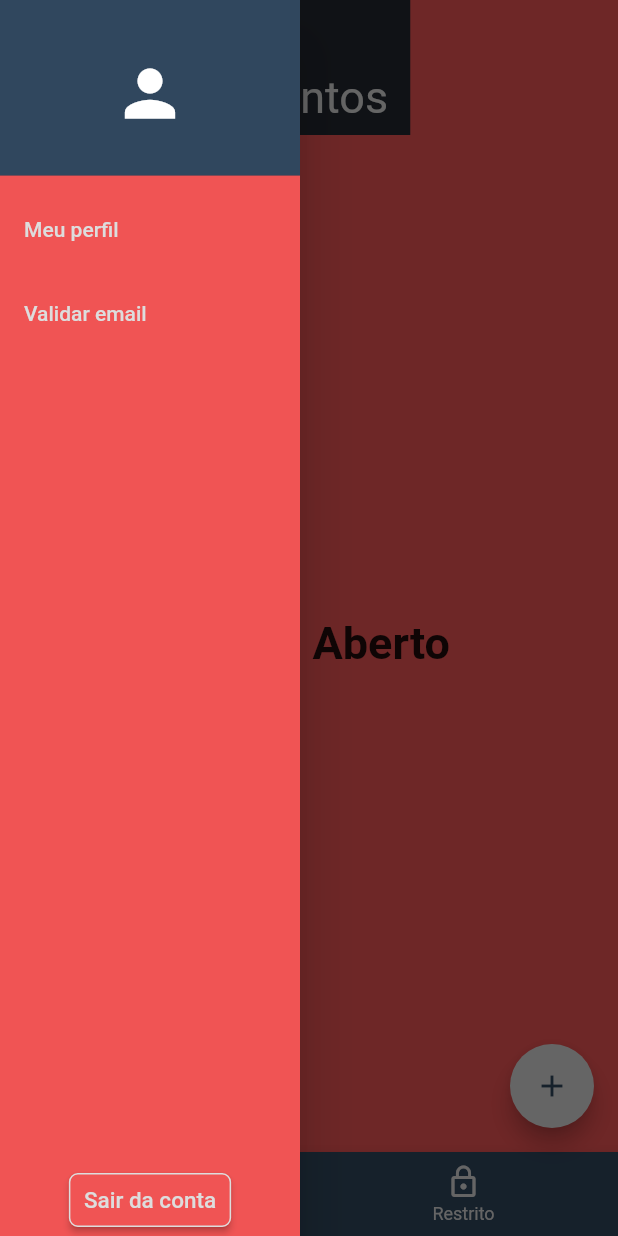
After one commit to gabrielar4ujo/capyba-challenge-frontend, a Flutter app: the TabPage screen opened directly, with the side drawer open, on a phone screen of 412 x 824 dp. The commit adds this screen. Run offline on Flutter 3.47's test engine with Material 2 defaults, Android fonts, the light colour scheme and no system bars; our stand-ins replace firebase_auth, firebase_core, firebase_storage, image_picker; accounts and stored records are empty.

Commit message:
created home and restricted page, adjust user photo implementation and start flow of edit user profile

```diff
--- a/lib/pages/SplashPage/splash_page.dart
+++ b/lib/pages/SplashPage/splash_page.dart
@@ -1,6 +1,6 @@
 import 'package:capyba_challenge_frontend/locales/labels.dart';
-import 'package:capyba_challenge_frontend/pages/HomePage/home_page.dart';
 import 'package:capyba_challenge_frontend/pages/LoginPage/login_page.dart';
+import 'package:capyba_challenge_frontend/pages/TabPage/tab_page.dart';
 import 'package:capyba_challenge_frontend/services/auth_service.dart';
 import 'package:capyba_challenge_frontend/shared/constants/colors/colors.dart';
 import 'package:flutter/material.dart';
@@ -58,7 +58,7 @@ class _SplashPageState extends State<SplashPage> {
 
   void _navigateToHome() {
     Navigator.pushReplacement(
-        context, MaterialPageRoute(builder: (context) => const HomePage()));
+        context, MaterialPageRoute(builder: (context) => const TabPage()));
   }
 
   void _navigateToLogin() {
--- /dev/null
+++ b/lib/pages/TabPage/tab_page.dart
@@ -0,0 +1,157 @@
+import 'package:capyba_challenge_frontend/pages/LoginPage/login_page.dart';
+import 'package:capyba_challenge_frontend/pages/ProfilePage/profile_page.dart';
+import 'package:capyba_challenge_frontend/pages/TabPage/widgets/custom_drawer.dart';
+import 'package:capyba_challenge_frontend/services/auth_service.dart';
+import 'package:capyba_challenge_frontend/shared/constants/colors/colors.dart';
+import 'package:capyba_challenge_frontend/shared/widgets/custom_button.dart';
+import 'package:capyba_challenge_frontend/shared/widgets/custom_header.dart';
+import 'package:flutter/material.dart';
+import 'package:provider/provider.dart';
+
+class TabPage extends StatefulWidget {
+  const TabPage({Key? key}) : super(key: key);
+
+  @override
+  State<TabPage> createState() => _TabPageState();
+}
+
+class _TabPageState extends State<TabPage> {
+  int _selectedIndex = 0;
+
+  final GlobalKey<ScaffoldState> _scaffoldkey = GlobalKey();
+  final TextStyle optionStyle =
+      const TextStyle(fontSize: 30, fontWeight: FontWeight.bold);
+
+  void _onItemTapped(int index) {
+    setState(() {
+      _selectedIndex = index;
+    });
+  }
+
+  @override
+  Widget build(BuildContext context) {
+    AuthService _authService = Provider.of<AuthService>(context);
+    final sideBarOptions = [
+      {
+        "name": "Meu perfil",
+        "onPress": () {
+          _scaffoldkey.currentState!.openEndDrawer();
+          _navigateToRegister();
+        }
+      },
+      {
+        "name": "Validar email",
+        "onPress": () async {
+          try {
+            await _authService.sendEmailVerification();
+            _scaffoldkey.currentState!.openEndDrawer();
+            _showSnackBar("Email de verificação enviado!");
+          } catch (e) {
+            _showSnackBar("error");
+          }
+        }
+      }
+    ];
+    final List<Widget> _widgetOptions = <Widget>[
+      Text(
+        'Home: Aberto',
+        style: optionStyle,
+      ),
+      Column(
+        mainAxisAlignment: MainAxisAlignment.center,
+        children: [
+          Text(
+            'Restrito: Está restrito? R: ${_authService.emailVerified() ? 'Não' : 'Sim'}',
+            style: optionStyle,
+          ),
+          CustomButton(
+            onPressed: () async {
+              try {
+                await _authService.reloadUser();
+              } catch (e) {
+                print(e);
+              }
+            },
+            text: "Já validei meu email",
+          )
+        ],
+      ),
+    ];
+
+    void _logOut() async {
+      await _authService.logout();
+      Navigator.pushReplacement(
+          context, MaterialPageRoute(builder: (context) => const LoginPage()));
+    }
+
+    return Scaffold(
+      key: _scaffoldkey,
+      appBar: AppBar(
+        toolbarHeight: 0,
+        backgroundColor: Color(AppColors.get("accentPink")),
+      ),
+      drawer: CustomDrawer(
+        items: sideBarOptions,
+        onPressExit: _logOut,
+      ),
+      body: Column(
+        mainAxisSize: MainAxisSize.max,
+        children: [
+          CustomHeader(
+            title: "Eventos",
+            leftIcon: const Icon(Icons.menu),
+            onPress: () => _scaffoldkey.currentState!.openDrawer(),
+          ),
+          Flexible(
+            child: Center(
+              child: _widgetOptions.elementAt(_selectedIndex),
+            ),
+          ),
+        ],
+      ),
+      floatingActionButton: FloatingActionButton(
+        backgroundColor: Color(AppColors.get('white92')),
+        child: Icon(
+          Icons.add,
+          color: Color(AppColors.get('darkBlue')),
+        ),
+        onPressed: () async {
+          // await _authService.reloadUser();
+          // print(_authService.user!.emailVerified);
+          // await _authService.logout();
+          // Navigator.pushReplacement(context,
+          //     MaterialPageRoute(builder: (context) => const LoginPage()));
+        },
+      ),
+      backgroundColor: Color(AppColors.get("accentPink")),
+      bottomNavigationBar: BottomNavigationBar(
+        backgroundColor: Color(AppColors.get("darkBlue")),
+        unselectedItemColor: Color(AppColors.get("white92")),
+        items: const <BottomNavigationBarItem>[
+          BottomNavigationBarItem(
+            activeIcon: Icon(Icons.home),
+            icon: Icon(Icons.home_outlined),
+            label: 'Home',
+          ),
+          BottomNavigationBarItem(
+            activeIcon: Icon(Icons.lock),
+            icon: Icon(Icons.lock_outline),
+            label: 'Restrito',
+          ),
+        ],
+        currentIndex: _selectedIndex,
+        selectedItemColor: Color(AppColors.get("accentPink")),
+        onTap: _onItemTapped,
+      ),
+    );
+  }
+
+  void _showSnackBar(String text) {
+    ScaffoldMessenger.of(context).showSnackBar(SnackBar(content: Text(text)));
+  }
+
+  void _navigateToRegister() {
+    Navigator.push(
+        context, MaterialPageRoute(builder: (context) => const ProfilePage()));
+  }
+}
--- /dev/null
+++ b/lib/pages/TabPage/widgets/custom_drawer.dart
@@ -0,0 +1,73 @@
+import 'package:capyba_challenge_frontend/shared/constants/colors/colors.dart';
+import 'package:capyba_challenge_frontend/shared/widgets/custom_button.dart';
+import 'package:flutter/material.dart';
+
+class CustomDrawer extends StatelessWidget {
+  final List<dynamic> items;
+  final Function onPressExit;
+  const CustomDrawer({Key? key, required this.items, required this.onPressExit})
+      : super(key: key);
+
+  @override
+  Widget build(BuildContext context) {
+    return SizedBox(
+      width: 200,
+      child: Drawer(
+        child: Container(
+          color: Color(AppColors.get("accentPink")),
+          child: Column(
+            children: [
+              ListView.builder(
+                itemCount: items.length + 1,
+                itemBuilder: (context, index) {
+                  return index == 0
+                      ? SizedBox(
+                          height: 125,
+                          child: DrawerHeader(
+                            decoration: BoxDecoration(
+                              color: Color(AppColors.get("darkBlue")),
+                            ),
+                            child: const Center(
+                              child: Icon(
+                                Icons.person,
+                                color: Colors.white,
+                                size: 50,
+                              ),
+                            ),
+                          ),
+                        )
+                      : ListTile(
+                          title: _optionTile(items[index - 1]["name"]),
+                          onTap: items[index - 1]["onPress"],
+                        );
+                },
+                padding: EdgeInsets.zero,
+                shrinkWrap: true,
+              ),
+              Flexible(
+                child: Align(
+                  alignment: Alignment.bottomCenter,
+                  child: CustomButton(
+                    text: 'Sair da conta',
+                    onPressed: onPressExit,
+                    size:
+                        const EdgeInsets.symmetric(horizontal: 10, vertical: 0),
+                    fontSize: 15,
+                    borderColor: "white92",
+                  ),
+                ),
+              ),
+            ],
+          ),
+        ),
+      ),
+    );
+  }
+
+  Widget _optionTile(text) {
+    return Text(
+      text,
+      style: TextStyle(color: Color(AppColors.get("white92"))),
+    );
+  }
+}
--- a/lib/shared/widgets/custom_header.dart
+++ b/lib/shared/widgets/custom_header.dart
@@ -3,7 +3,11 @@ import 'package:flutter/material.dart';
 
 class CustomHeader extends StatelessWidget {
   final String title;
-  const CustomHeader({Key? key, required this.title}) : super(key: key);
+  final Icon? leftIcon;
+  final Function? onPress;
+  const CustomHeader(
+      {Key? key, required this.title, this.leftIcon, this.onPress})
+      : super(key: key);
 
   @override
   Widget build(BuildContext context) {
@@ -12,6 +16,16 @@ class CustomHeader extends StatelessWidget {
       height: 90,
       alignment: Alignment.topCenter,
       color: const Color(0xfff05454),
+      child: Stack(
+        children: [
+          (leftIcon != null && onPress != null)
+              ? IconButton(
+                  onPressed: () => onPress!(),
+                  icon: leftIcon!,
+                  color: Color(AppColors.get("white92")),
+                )
+              : Container(),
+          Center(
             child: Container(
               alignment: Alignment.bottomCenter,
               padding: const EdgeInsets.only(bottom: 8),
@@ -20,9 +34,12 @@ class CustomHeader extends StatelessWidget {
               color: const Color(0xff222831),
               child: Text(
                 title,
-          style:
-              TextStyle(color: Color(AppColors.get("white92")), fontSize: 30),
+                style: TextStyle(
+                    color: Color(AppColors.get("white92")), fontSize: 30),
               ),
+            ),
+          ),
+        ],
       ),
     );
   }
--- a/pubspec.yaml
+++ b/pubspec.yaml
@@ -46,6 +46,7 @@ dev_dependencies:
   firebase_core: ^1.7.0
   firebase_auth: ^3.1.3
   cloud_firestore: ^2.5.3
+  firebase_storage: ^10.0.5
 
   provider: ^6.0.1
 
```
Also changed, not shown: lib/pages/ChangeUserDataPage/change_user_data_page.dart (added, +19 -0 lines), lib/pages/HomePage/home_page.dart (deleted, +0 -33 lines), lib/pages/LoginPage/login_page.dart (+4 -4 lines), lib/pages/ProfilePage/profile_page.dart (added, +62 -0 lines), lib/pages/ProfilePage/widgets/custom_tile.dart (added, +63 -0 lines), lib/pages/RegisterPage/register_page.dart (+5 -4 lines), lib/pages/RegisterPage/widgets/form_register.dart (+4 -4 lines), lib/services/auth_service.dart (+54 -12 lines), lib/shared/constants/configs/change_user_data_config.dart (added, +26 -0 lines), pubspec.lock. Lines whose indentation alone changed are shown as unchanged.
